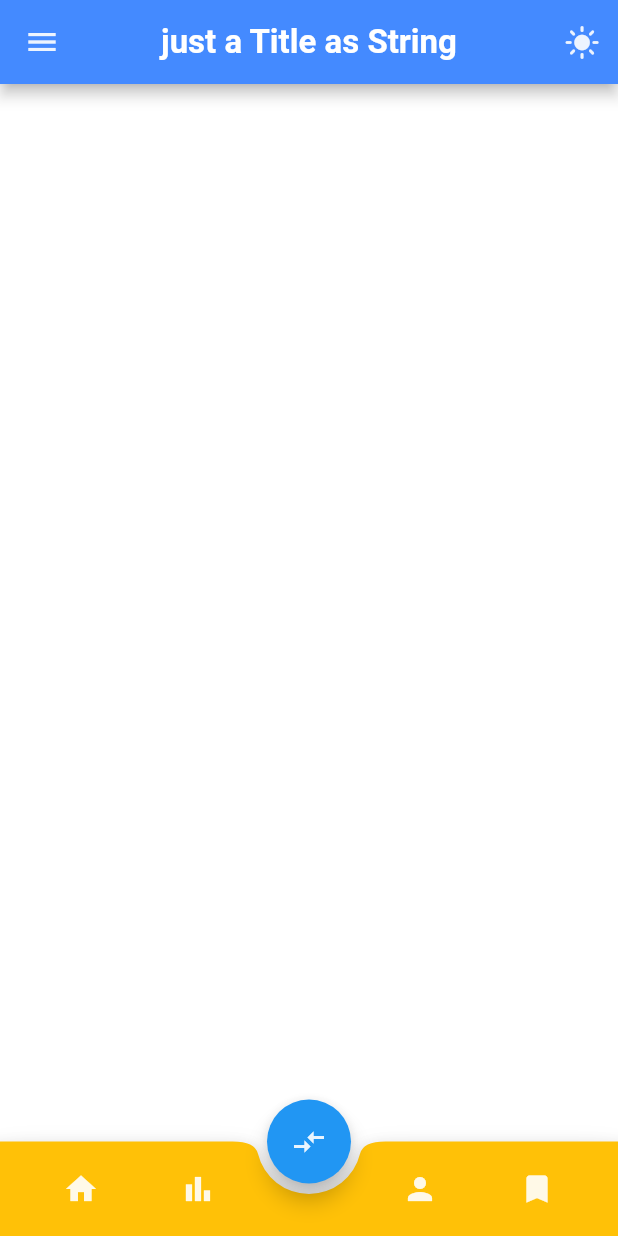
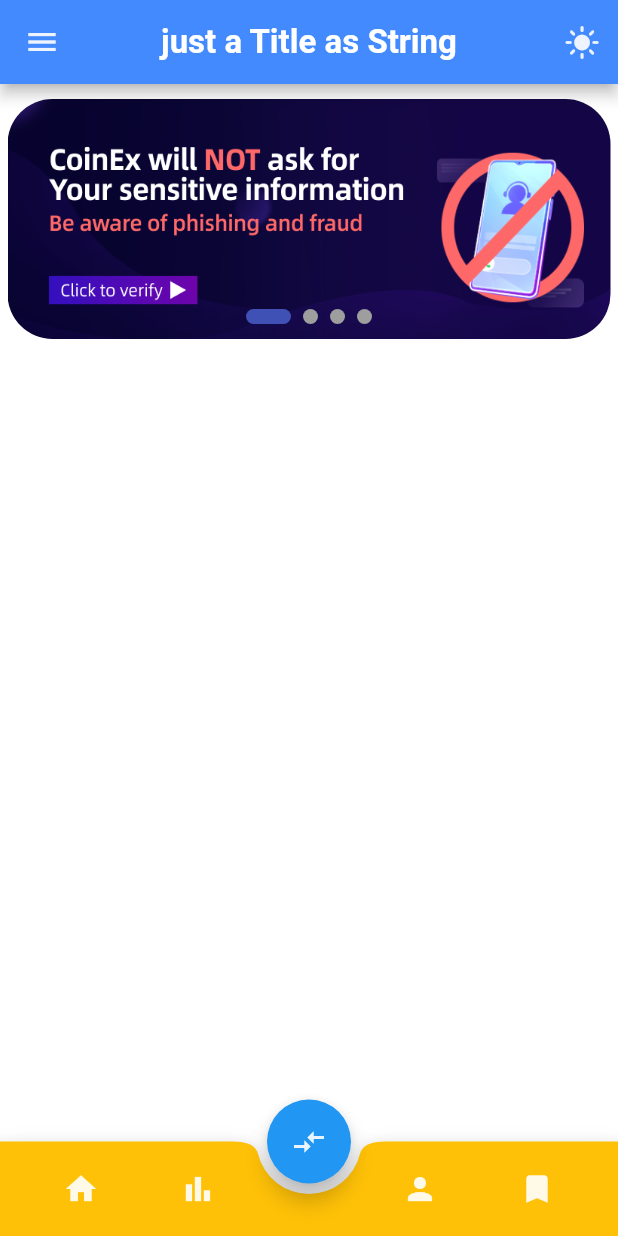
Before and after one commit to radG1t/task_02_exchangeBs, a Flutter app: the screen it shows after launch, on a phone screen of 412 x 824 dp. Run offline on Flutter 3.47's test engine with Material 2 defaults, Android fonts, the phone set to English and light mode, and no system bars; drawn by our look-alikes of smooth_page_indicator; our stand-ins replace google_fonts; Roboto replaces fonts that are missing (Ubuntu).

Commit message:
homepage ui - pageview on the top page done

```diff
--- a/lib/ui/homePage.dart
+++ b/lib/ui/homePage.dart
@@ -1,9 +1,13 @@
 import 'package:flutter/material.dart';
+import 'package:smooth_page_indicator/smooth_page_indicator.dart';
 import 'package:task_02/ui/ui_helper/ThemeSwitcher.dart';
+import 'package:task_02/ui/ui_helper/homePageView.dart';
 
 class HomePage extends StatelessWidget {
-  const HomePage({super.key});
-
+  HomePage({super.key});
+  final PageController _pageViewController = PageController(
+    initialPage: 0,
+  );
   @override
   Widget build(BuildContext context) {
     var primaryColor = Theme.of(context).primaryColor;
@@ -26,7 +30,37 @@ class HomePage extends StatelessWidget {
           child: SingleChildScrollView(
             scrollDirection: Axis.vertical,
             child: Column(
-              children: [],
+              children: [
+                Padding(
+                  padding: const EdgeInsets.only(top: 10.0, left: 5, right: 5),
+                  child: SizedBox(
+                    height: 160,
+                    width: double.infinity,
+                    child: Stack(
+                      children: [
+                        HomePageView(controller: _pageViewController),
+                        Align(
+                          alignment: Alignment.bottomCenter,
+                          child: Padding(
+                            padding: const EdgeInsets.only(bottom: 10.0),
+                            child: SmoothPageIndicator(
+                              controller: _pageViewController,
+                              count: 4,
+                              effect: const ExpandingDotsEffect(
+                                  dotWidth: 10, dotHeight: 10),
+                              onDotClicked: (index) =>
+                                  _pageViewController.animateToPage(index,
+                                      duration:
+                                          const Duration(milliseconds: 300),
+                                      curve: Curves.easeInOut),
+                            ),
+                          ),
+                        )
+                      ],
+                    ),
+                  ),
+                ),
+              ],
             ),
           ),
         ));
--- a/lib/ui/mainWrapper.dart
+++ b/lib/ui/mainWrapper.dart
@@ -27,7 +27,7 @@ class _MainWrapperState extends State<MainWrapper> {
       ),
       body: PageView(
         controller: _myPage,
-        children: const [
+        children: [
           HomePage(),
           MarketViewPage(),
           ProfilePage(),
--- /dev/null
+++ b/lib/ui/ui_helper/homePageView.dart
@@ -0,0 +1,49 @@
+import 'package:flutter/material.dart';
+
+class HomePageView extends StatefulWidget {
+  var controller;
+
+  HomePageView({super.key, required this.controller});
+
+  @override
+  State<HomePageView> createState() => _HomePageViewState();
+}
+
+class _HomePageViewState extends State<HomePageView> {
+  var images = [
+    'assets/images/i1.png',
+    'assets/images/i2.png',
+    'assets/images/i3.png',
+    'assets/images/i4.png',
+  ];
+
+  // start images name from 0 , fucking 0 !
+
+  @override
+  void dispose() {
+    super.dispose();
+  }
+
+  @override
+  Widget build(BuildContext context) {
+    return PageView(
+      allowImplicitScrolling: true,
+      controller: widget.controller,
+      children: [
+        myPages(images[0]),
+        myPages(images[1]),
+        myPages(images[2]),
+        myPages(images[3]),
+      ],
+    );
+  }
+
+  Widget myPages(String image) {
+    return ClipRRect(
+        borderRadius: BorderRadius.all(Radius.circular(30)),
+        child: Image(
+          image: AssetImage(image),
+          fit: BoxFit.fill,
+        ));
+  }
+}
```
Also changed, not shown: pubspec.yaml (+5 -3 lines), assets/images/i1.png (added), assets/images/i2.png (added), assets/images/i3.png (added), assets/images/i4.png (added), pubspec.lock.
